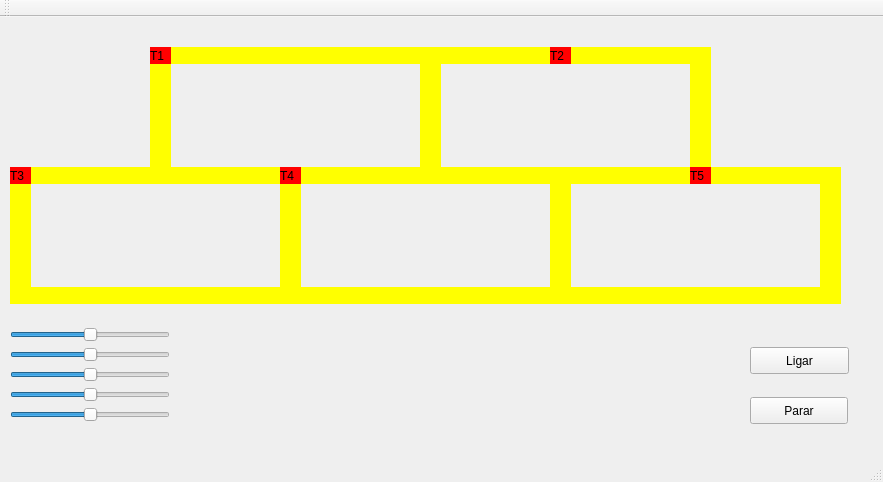
Qt form Trem_-_Codigo_Fonte_1/Código QT5 Ubuntu - Trem/mainwindow.ui (IagoGMacedo/IMD0036-Sistemas-Operacionais-Trems) before a commit.
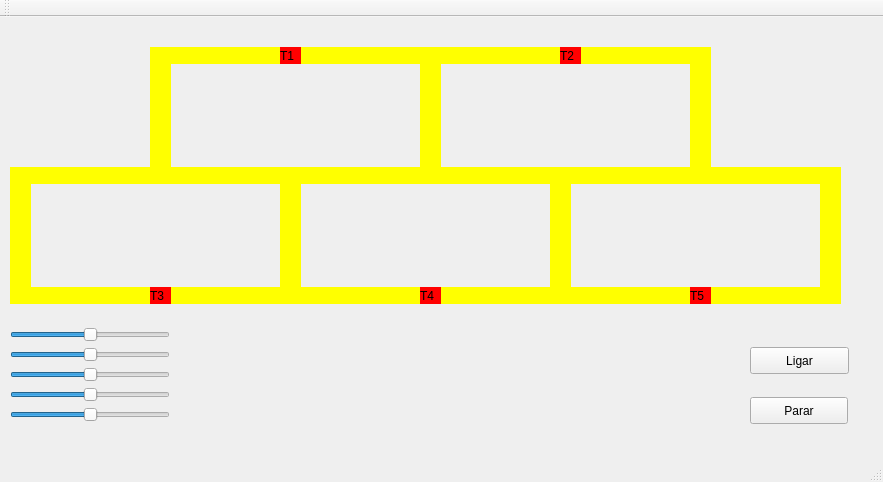
The same form after that commit.

Patch:
```diff
--- a/Trem_-_Codigo_Fonte_1/Código QT5 Ubuntu - Trem/mainwindow.ui
+++ b/Trem_-_Codigo_Fonte_1/Código QT5 Ubuntu - Trem/mainwindow.ui
@@ -17,7 +17,7 @@
    <widget class="QLabel" name="label_trem1">
     <property name="geometry">
      <rect>
-      <x>150</x>
+      <x>280</x>
       <y>30</y>
       <width>21</width>
       <height>17</height>
@@ -171,7 +171,7 @@
    <widget class="QLabel" name="label_trem2">
     <property name="geometry">
      <rect>
-      <x>550</x>
+      <x>560</x>
       <y>30</y>
       <width>21</width>
       <height>17</height>
@@ -331,8 +331,8 @@
    <widget class="QLabel" name="label_trem3">
     <property name="geometry">
      <rect>
-      <x>10</x>
-      <y>150</y>
+      <x>150</x>
+      <y>270</y>
       <width>21</width>
       <height>17</height>
      </rect>
@@ -347,8 +347,8 @@
    <widget class="QLabel" name="label_trem4">
     <property name="geometry">
      <rect>
-      <x>280</x>
-      <y>150</y>
+      <x>420</x>
+      <y>270</y>
       <width>21</width>
       <height>17</height>
      </rect>
@@ -364,7 +364,7 @@
     <property name="geometry">
      <rect>
       <x>690</x>
-      <y>150</y>
+      <y>270</y>
       <width>21</width>
       <height>17</height>
      </rect>
```
